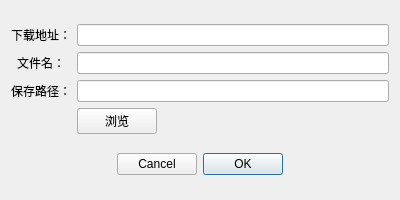
Qt form dialognew.ui (sonichy/HTYDown) before a commit.
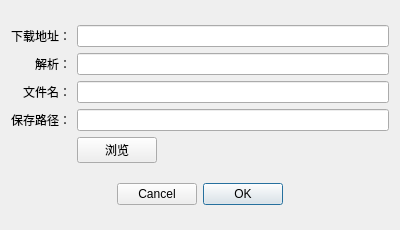
The same form after that commit.

Commit message: 新建下载增加即时解析迅雷协议，方便预览后再下载

What changed in the file:
```diff
--- a/dialognew.ui
+++ b/dialognew.ui
@@ -7,7 +7,7 @@
     <x>0</x>
     <y>0</y>
     <width>400</width>
-    <height>200</height>
+    <height>230</height>
    </rect>
   </property>
   <property name="sizePolicy">
@@ -22,17 +22,17 @@
   <layout class="QVBoxLayout" name="verticalLayout">
    <item>
     <layout class="QGridLayout" name="gridLayout">
-     <item row="1" column="1">
+     <item row="2" column="1">
       <widget class="QLabel" name="label_2">
        <property name="text">
         <string>文件名：</string>
        </property>
        <property name="alignment">
-        <set>Qt::AlignCenter</set>
+        <set>Qt::AlignRight|Qt::AlignTrailing|Qt::AlignVCenter</set>
        </property>
       </widget>
      </item>
-     <item row="3" column="2">
+     <item row="4" column="2">
       <widget class="QLineEdit" name="lineEditPath"/>
      </item>
      <item row="0" column="1">
@@ -41,15 +41,18 @@
         <string>下载地址：</string>
        </property>
        <property name="alignment">
-        <set>Qt::AlignCenter</set>
+        <set>Qt::AlignRight|Qt::AlignTrailing|Qt::AlignVCenter</set>
        </property>
       </widget>
      </item>
-     <item row="3" column="1">
+     <item row="4" column="1">
       <widget class="QLabel" name="label_3">
        <property name="text">
         <string>保存路径：</string>
        </property>
+       <property name="alignment">
+        <set>Qt::AlignRight|Qt::AlignTrailing|Qt::AlignVCenter</set>
+       </property>
       </widget>
      </item>
      <item row="0" column="2">
@@ -62,10 +65,10 @@
        </property>
       </widget>
      </item>
-     <item row="1" column="2">
+     <item row="2" column="2">
       <widget class="QLineEdit" name="lineEditFilename"/>
      </item>
-     <item row="4" column="2">
+     <item row="5" column="2">
       <widget class="QPushButton" name="btnBrowse">
        <property name="sizePolicy">
         <sizepolicy hsizetype="Fixed" vsizetype="Fixed">
@@ -78,6 +81,23 @@
        </property>
       </widget>
      </item>
+     <item row="1" column="1">
+      <widget class="QLabel" name="label_4">
+       <property name="text">
+        <string>解析：</string>
+       </property>
+       <property name="alignment">
+        <set>Qt::AlignRight|Qt::AlignTrailing|Qt::AlignVCenter</set>
+       </property>
+      </widget>
+     </item>
+     <item row="1" column="2">
+      <widget class="QLineEdit" name="lineEditDecode">
+       <property name="readOnly">
+        <bool>true</bool>
+       </property>
+      </widget>
+     </item>
     </layout>
    </item>
    <item>
```
The commit also changes 3 other files.
